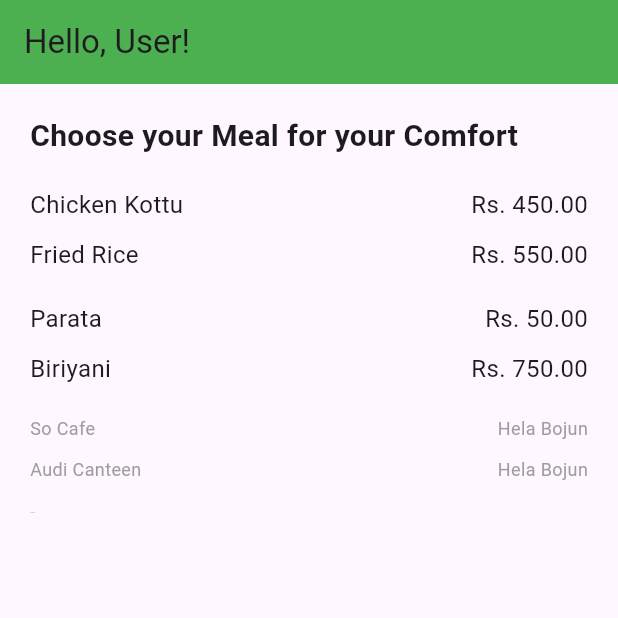
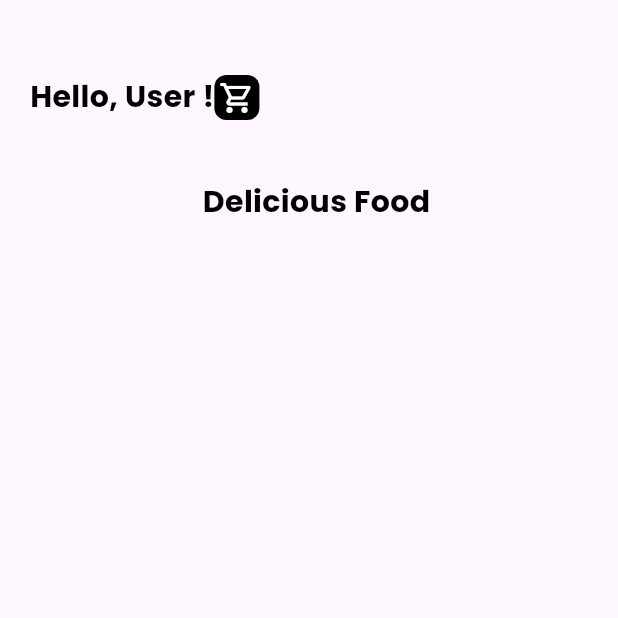
Before and after one commit to chethaka-s/unieats, a Flutter app: the screen it shows after launch, on a phone screen of 412 x 824 dp, the top half of it. Run offline on Flutter 3.47's test engine with Material 3 defaults, Android fonts, the phone set to English and light mode, and no system bars.

Commit message:
style widget

```diff
--- a/lib/main.dart
+++ b/lib/main.dart
@@ -21,7 +21,7 @@ void main() {
       //   centerTitle: true,
       // ),
       // body: DefaultPage(),
-      body: HomeScreen(),
+      body: Home(),
     ),
   ));
 }
--- a/lib/pages/home.dart
+++ b/lib/pages/home.dart
@@ -1,132 +1,45 @@
 import 'package:flutter/material.dart';
+import 'package:unieats/widget/widget_support.dart';
 
-class HomeScreen extends StatelessWidget{
+class Home extends StatefulWidget{
+  const Home({super.key});
+
   @override
-  Widget build(BuildContext context) {
+  State<Home> createState() => _HomeState();
+}
+
+class _HomeState extends State<Home>{
+  @override
+  // TODO: implement widget
+  Widget build(BuildContext context){
     return Scaffold(
-      appBar: AppBar(
-        title: Text('Hello, User!'),
-        backgroundColor: Colors.green, // Green color for the app bar
-      ),
       body: Container(
-        padding: EdgeInsets.all(20.0),
+        margin: EdgeInsets.only(top:50.0, left:20.0, right:10.0),
         child: Column(
-          crossAxisAlignment: CrossAxisAlignment.start,
           children: [
-            Text(
-              'Choose your Meal for your Comfort',
-              style: TextStyle(fontSize: 20.0, fontWeight: FontWeight.bold), // Style the main text
-            ),
-            SizedBox(height: 20.0),
-
-
             Row(
-              mainAxisAlignment: MainAxisAlignment.spaceBetween, // Align items horizontally
+              mainAxisAlignment: MainAxisAlignment.start,
               children: [
                 Text(
-                  'Chicken Kottu',
-                  style: TextStyle(fontSize: 16.0),
+                  "Hello, User !",
+                  style:AppWidget.boldTextFeildStyle()
                 ),
-                Text(
-                  'Rs. 450.00',
-                  style: TextStyle(fontSize: 16.0),
-                ),
+                  Container(
+                    padding: EdgeInsets.all(3),
+                    decoration: BoxDecoration(color: Colors.black, borderRadius:BorderRadius.circular(8)),
+                    child: Icon(Icons.shopping_cart_outlined, color: Colors.white,),
+                  )
               ],
             ),
-            SizedBox(height: 10.0),
+            SizedBox(height: 40.0,),
+            Text(
+                  "Delicious Food",
+                  style:AppWidget.boldTextFeildStyle()
+                ),
 
-            Row(
-              mainAxisAlignment: MainAxisAlignment.spaceBetween,
-              children: [
-                Text(
-                  'Fried Rice',
-                  style: TextStyle(fontSize: 16.0),
-                ),
-                Text(
-                  'Rs. 550.00',
-                  style: TextStyle(fontSize: 16.0),
-                ),
-              ],
-            ),
-            SizedBox(height: 20.0),
-
-
-            Row(
-              mainAxisAlignment: MainAxisAlignment.spaceBetween,
-              children: [
-                Text(
-                  'Parata',
-                  style: TextStyle(fontSize: 16.0),
-                ),
-                Text(
-                  'Rs. 50.00',
-                  style: TextStyle(fontSize: 16.0),
-                ),
-              ],
-            ),
-            SizedBox(height: 10.0),
-
-
-            Row(
-              mainAxisAlignment: MainAxisAlignment.spaceBetween,
-              children: [
-                Text(
-                  'Biriyani',
-                  style: TextStyle(fontSize: 16.0),
-                ),
-                Text(
-                  'Rs. 750.00',
-                  style: TextStyle(fontSize: 16.0),
-                ),
-              ],
-            ),
-            SizedBox(height: 20.0),
-
-
-            Row(
-              mainAxisAlignment: MainAxisAlignment.spaceBetween,
-              children: [
-                Text(
-                  'So Cafe',
-                  style: TextStyle(fontSize: 12.0, color: Colors.grey),
-                ),
-                Text(
-                  'Hela Bojun',
-                  style: TextStyle(fontSize: 12.0, color: Colors.grey),
-                ),
-              ],
-            ),
-            SizedBox(height: 10.0),
-
-
-            Row(
-              mainAxisAlignment: MainAxisAlignment.spaceBetween,
-              children: [
-                Text(
-                  'Audi Canteen',
-                  style: TextStyle(fontSize: 12.0, color: Colors.grey),
-                ),
-                Text(
-                  'Hela Bojun',
-                  style: TextStyle(fontSize: 12.0, color: Colors.grey),
-                ),
-              ],
-            ),
-            SizedBox(height: 20.0),
-
-
-            Row(
-              mainAxisAlignment: MainAxisAlignment.spaceBetween,
-              children: [
-                Text(
-                  'Total',
-                  style: TextStyle(fontSize: 1)
-                )
-              ]
-            )
-          ]
-        )
-      )
+          ],
+        ),
+      ),
     );
   }
 }
--- /dev/null
+++ b/lib/widget/widget_support.dart
@@ -0,0 +1,11 @@
+import 'package:flutter/material.dart';
+
+class AppWidget{
+  static TextStyle boldTextFeildStyle(){
+    return TextStyle(
+                  color: Colors.black,
+                  fontSize: 20.0,
+                  fontWeight: FontWeight.bold,
+                  fontFamily: 'Poppins');
+  }
+}
```
Also changed, not shown: pubspec.yaml (+4 -4 lines), assets/food1.png (added), assets/food2.png (added), assets/food3.png (added), assets/food4.png (added), assets/homeicone.png (added), assets/listicone.png (added), assets/supporticone.png (added), fonts/Poppins-SemiBold.ttf (added).
